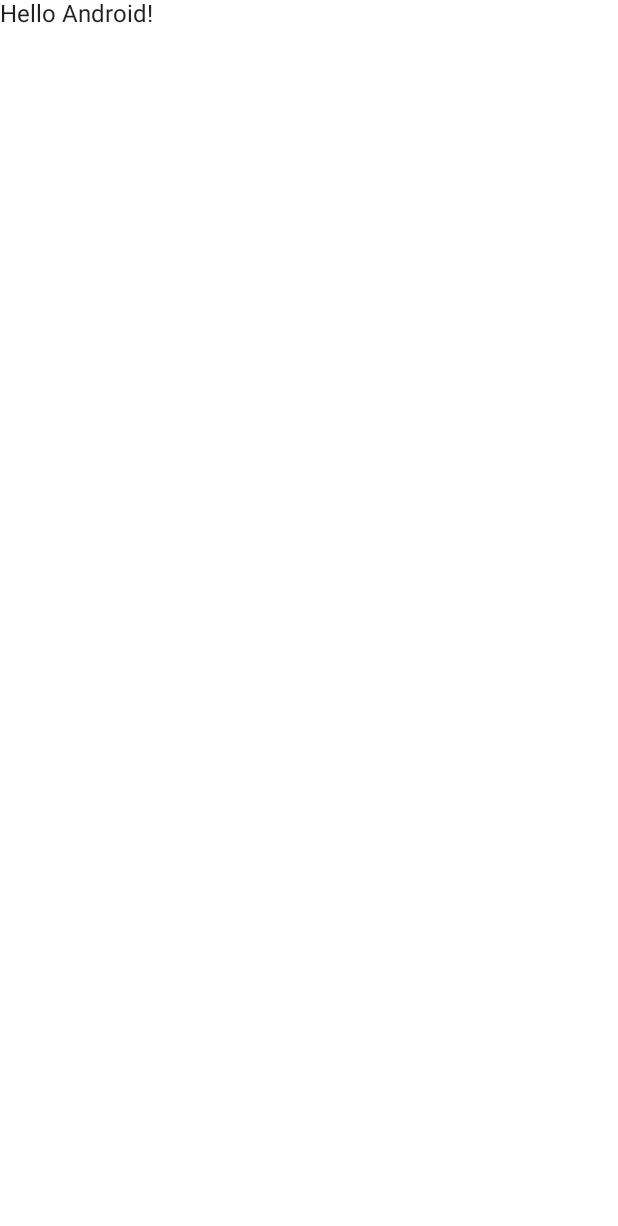
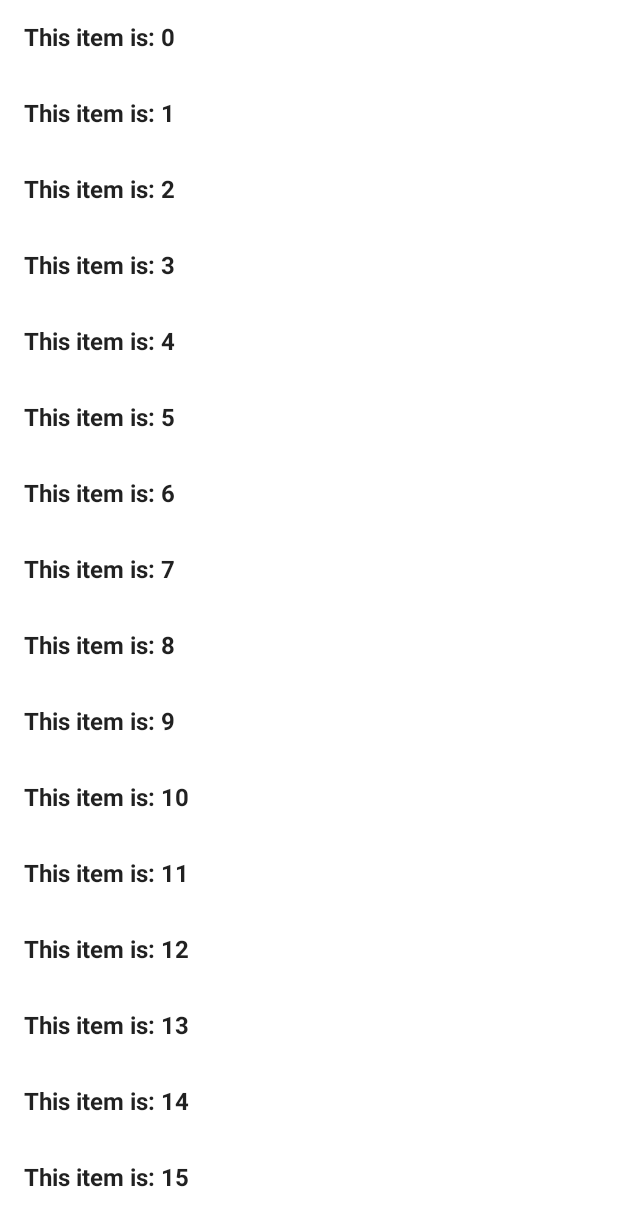
Before and after one commit to m-tkachenko/study, an Android app built with Jetpack Compose: the screen it shows after launch (MainActivity), on a phone screen of 412 x 824 dp. Before the commit the part shown is almost empty. Shown: the top 1226 px of the screen. Run offline under Robolectric (Android 15) with nearby library versions, the phone set to English and light mode, and no system bars.

Commit message:
Create RecyclerView in JetpackCompose

```diff
--- a/app/build.gradle
+++ b/app/build.gradle
@@ -26,8 +26,8 @@ android {
         }
     }
     compileOptions {
-        sourceCompatibility JavaVersion.VERSION_1_8
-        targetCompatibility JavaVersion.VERSION_1_8
+        sourceCompatibility JavaVersion.VERSION_11
+        targetCompatibility JavaVersion.VERSION_11
     }
     kotlinOptions {
         jvmTarget = '1.8'
--- a/app/src/main/AndroidManifest.xml
+++ b/app/src/main/AndroidManifest.xml
@@ -16,7 +16,6 @@
         <activity
             android:name=".MainActivity"
             android:exported="true"
-            android:label="@string/app_name"
             android:theme="@style/Theme.Apsudy">
             <intent-filter>
                 <action android:name="android.intent.action.MAIN" />
--- a/app/src/main/java/ua/salo/apsudy/MainActivity.kt
+++ b/app/src/main/java/ua/salo/apsudy/MainActivity.kt
@@ -3,13 +3,22 @@ package ua.salo.apsudy
 import android.os.Bundle
 import androidx.activity.ComponentActivity
 import androidx.activity.compose.setContent
-import androidx.compose.foundation.layout.fillMaxSize
+import androidx.compose.foundation.*
+import androidx.compose.foundation.gestures.Orientation
+import androidx.compose.foundation.gestures.scrollable
+import androidx.compose.foundation.layout.*
+import androidx.compose.foundation.lazy.LazyColumn
 import androidx.compose.material.MaterialTheme
 import androidx.compose.material.Surface
 import androidx.compose.material.Text
 import androidx.compose.runtime.Composable
+import androidx.compose.ui.Alignment
 import androidx.compose.ui.Modifier
+import androidx.compose.ui.graphics.Color
+import androidx.compose.ui.text.font.FontWeight
 import androidx.compose.ui.tooling.preview.Preview
+import androidx.compose.ui.unit.dp
+import androidx.compose.ui.unit.sp
 import ua.salo.apsudy.ui.theme.ApsudyTheme
 
 class MainActivity : ComponentActivity() {
@@ -17,27 +26,48 @@ class MainActivity : ComponentActivity() {
         super.onCreate(savedInstanceState)
         setContent {
             ApsudyTheme {
-                // A surface container using the 'background' color from the theme
                 Surface(
                     modifier = Modifier.fillMaxSize(),
                     color = MaterialTheme.colors.background
                 ) {
-                    Greeting("Android")
+                    LazyColumn() {
+                        items(77) {
+                            Text(
+                                text = "This item is: $it",
+                                fontSize = 16.sp,
+                                fontWeight = FontWeight.Bold,
+                                modifier = Modifier
+                                    .fillMaxWidth()
+                                    .padding(16.dp)
+                            )
+                        }
+                    }
                 }
             }
         }
     }
 }
 
+@Preview
 @Composable
-fun Greeting(name: String) {
-    Text(text = "Hello $name!")
-}
-
-@Preview(showBackground = true)
-@Composable
-fun DefaultPreview() {
+private fun MainPreview() {
     ApsudyTheme {
-        Greeting("Android")
+        Surface(
+            modifier = Modifier.fillMaxSize(),
+            color = MaterialTheme.colors.background
+        ) {
+            LazyColumn() {
+                items(77) {
+                    Text(
+                        text = "This item is: $it",
+                        fontSize = 16.sp,
+                        fontWeight = FontWeight.Bold,
+                        modifier = Modifier
+                            .fillMaxWidth()
+                            .padding(16.dp)
+                    )
+                }
+            }
+        }
     }
 }
```
